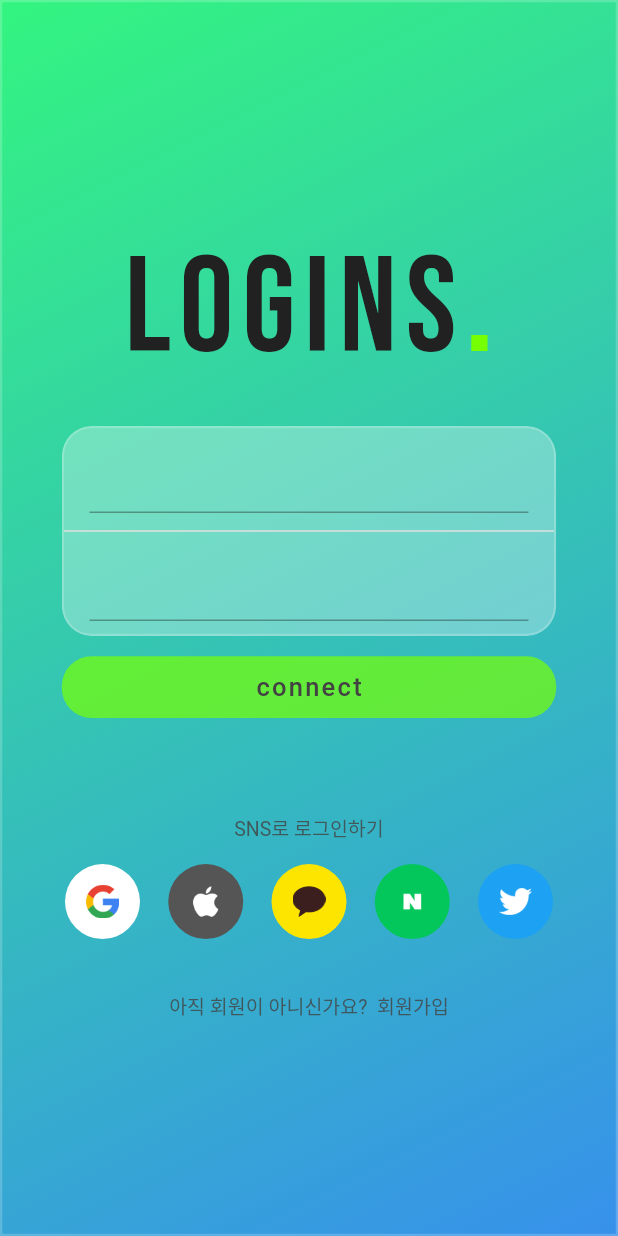
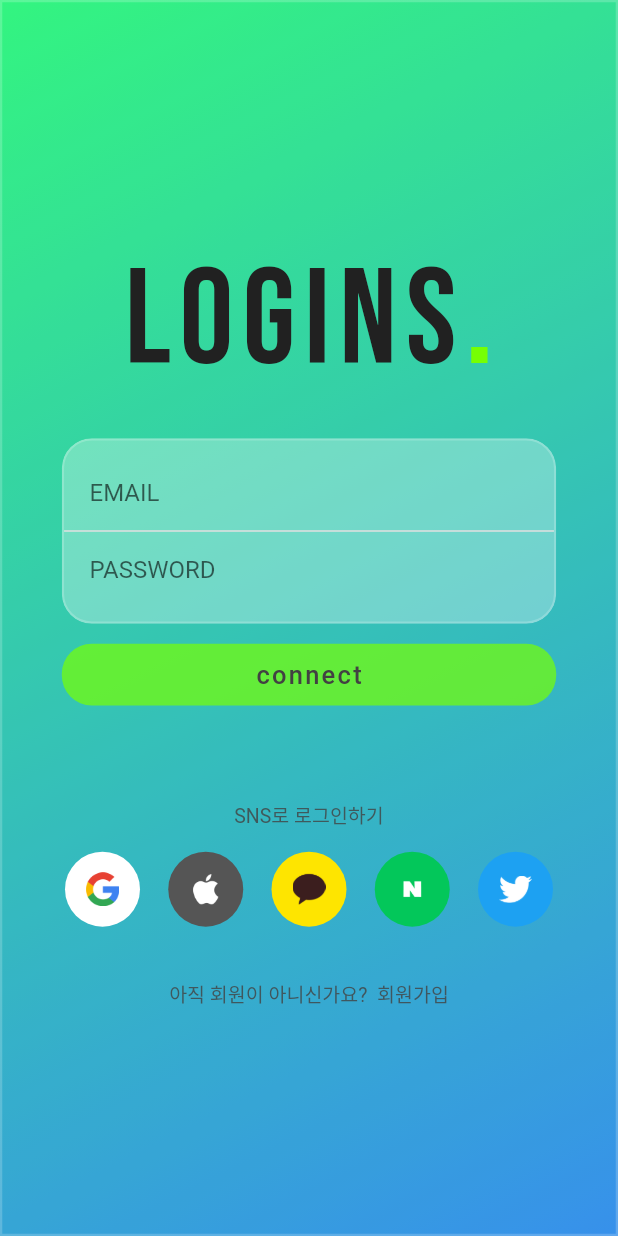
Before and after one commit to Yun-sooyong/several_social_logins, a Flutter app: the screen it shows after launch, on a phone screen of 412 x 824 dp. Run offline on Flutter 3.47's test engine with Material 2 defaults, Android fonts, the phone set to English and light mode, and no system bars; our stand-ins replace google_fonts.

Commit message:
add textField.dart / tap remove keyboard

```diff
--- a/lib/login_page.dart
+++ b/lib/login_page.dart
@@ -3,6 +3,7 @@ import 'package:google_fonts/google_fonts.dart';
 import 'package:several_social_logins/utils/color.dart';
 import 'package:several_social_logins/utils/glassmorphism.dart';
 import 'package:several_social_logins/utils/sns_buttons.dart';
+import 'package:several_social_logins/utils/textfield.dart';
 
 class LoginPage extends StatefulWidget {
   const LoginPage({super.key});
@@ -16,7 +17,11 @@ class _LoginPageState extends State<LoginPage> {
   Widget build(BuildContext context) {
     Size size = MediaQuery.of(context).size;
 
-    return Container(
+    return GestureDetector(
+      onTap: () {
+        FocusScope.of(context).unfocus();
+      },
+      child: Container(
         decoration: BoxDecoration(
           gradient: LinearGradient(
             colors: [tGradientStart, tGradientEnd],
@@ -55,7 +60,7 @@ class _LoginPageState extends State<LoginPage> {
                 // * input login, password
                 // TODO: 입력 데이터 처리, textfield decoration
                 Container(
-                height: size.height * 0.17,
+                  height: size.height * 0.15,
                   width: size.width * 0.8,
                   decoration: BoxDecoration(
                     //color: Colors.amber,
@@ -66,25 +71,21 @@ class _LoginPageState extends State<LoginPage> {
                     opacity: 0.3,
                     radius: 20,
                     child: Column(
-                    crossAxisAlignment: CrossAxisAlignment.center,
+                      //crossAxisAlignment: CrossAxisAlignment.center,
                       mainAxisAlignment: MainAxisAlignment.center,
                       children: [
-                      // id field
-                      Padding(
-                        padding: const EdgeInsets.symmetric(
-                            horizontal: 17, vertical: 4),
-                        child: TextField(),
+                        TextFielded(
+                          hintText: 'EMAIL',
                         ),
                         Divider(
                           thickness: 1,
                           color: Colors.grey.shade300,
+                          height: 3,
                         ),
-                      // pw field
-                      Padding(
-                        padding: const EdgeInsets.symmetric(
-                            horizontal: 17, vertical: 4),
-                        child: TextField(),
-                      ),
+                        TextFielded(
+                          hintText: 'PASSWORD',
+                          isPassword: true,
+                        )
                       ],
                     ),
                   ),
@@ -176,6 +177,7 @@ class _LoginPageState extends State<LoginPage> {
             ),
           ),
         ),
+      ),
     );
   }
 }
--- /dev/null
+++ b/lib/utils/textfield.dart
@@ -0,0 +1,29 @@
+import 'package:flutter/material.dart';
+
+// ignore: must_be_immutable
+class TextFielded extends StatelessWidget {
+  final String hintText;
+  bool? isPassword;
+  TextFielded({
+    super.key,
+    required this.hintText,
+    this.isPassword = false,
+  });
+
+  @override
+  Widget build(BuildContext context) {
+    return Padding(
+      padding: const EdgeInsets.symmetric(horizontal: 17, vertical: 0),
+      child: TextField(
+        obscureText: isPassword!,
+        keyboardType: isPassword!
+            ? TextInputType.emailAddress
+            : TextInputType.visiblePassword,
+        decoration: InputDecoration(
+          hintText: hintText,
+          border: InputBorder.none,
+        ),
+      ),
+    );
+  }
+}
```
Lines whose indentation alone changed are shown as unchanged.
